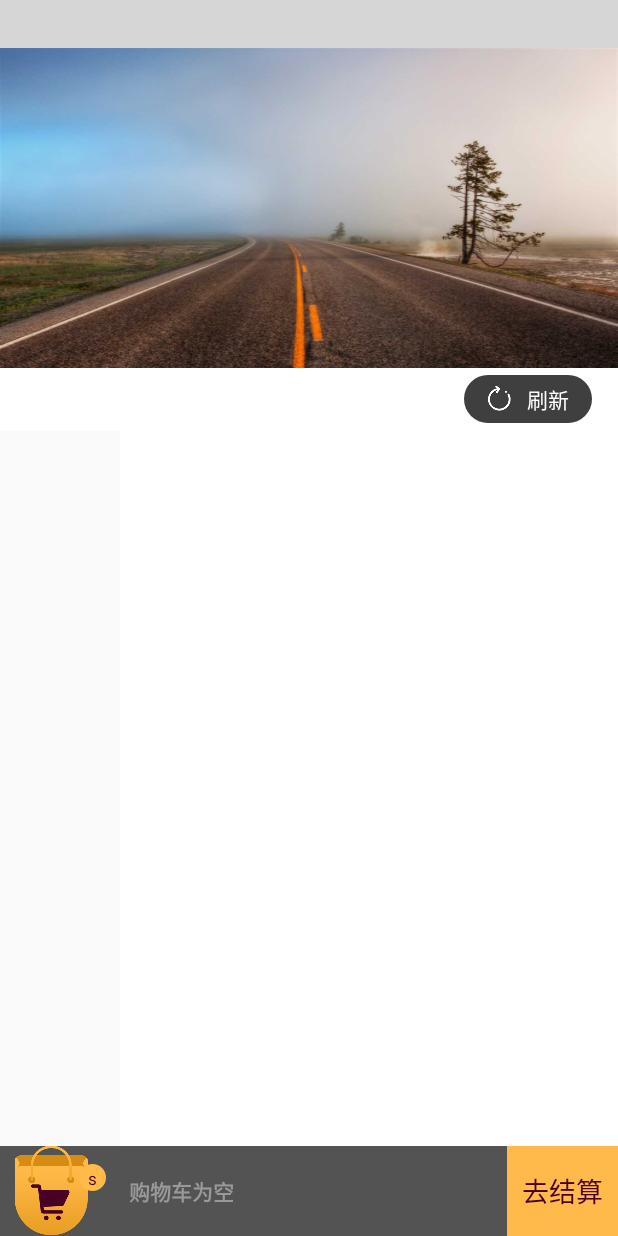
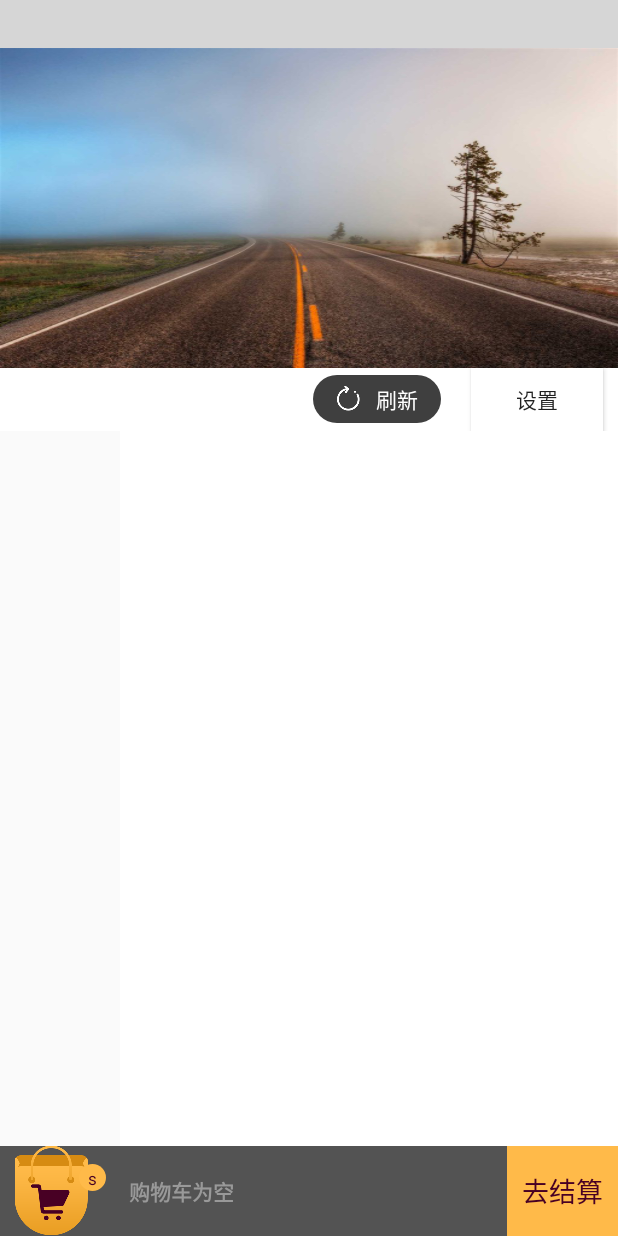
Before and after one commit to AndroidShopping/shoping, an Android app: the layout activity_main.xml on its own in the app's theme, with its tools: preview values and no code run, on a phone screen of 412 x 824 dp. Run offline under Robolectric (Android 15) with nearby library versions, the phone set to English and light mode, and no system bars; plain views replace CommonTitleBar, MultipleStatusView; grey boxes are pictures that could not be loaded.

Commit message:
设置页添加

```diff
--- a/app/src/main/java/com/shop/shopping/ui/MainActivity.java
+++ b/app/src/main/java/com/shop/shopping/ui/MainActivity.java
@@ -71,6 +71,8 @@ public class MainActivity extends BaseAcivity<PShopPresenter> implements BtInter
     TextView noShop;
     @BindView(R.id.go_cal)
     View goCal;
+    @BindView(R.id.setting)
+    View settingView;
     private ViewGroup anim_mask_layout;
     ShopPopupFragment myFragment;
 
@@ -478,6 +480,12 @@ public class MainActivity extends BaseAcivity<PShopPresenter> implements BtInter
                 refresh();
             }
         });
+        findViewById(R.id.setting).setOnClickListener(new View.OnClickListener() {
+            @Override
+            public void onClick(View v) {
+                SettingActivity.start(v.getContext());
+            }
+        });
     }
 
 
--- a/app/src/main/res/layout/activity_main.xml
+++ b/app/src/main/res/layout/activity_main.xml
@@ -21,18 +21,22 @@
         android:layout_height="wrap_content"
         android:background="@mipmap/background" />
 
-    <RelativeLayout
+    <LinearLayout
         android:layout_width="match_parent"
         android:layout_height="42dp"
-        android:background="#fff">
+        android:background="#fff"
+        android:orientation="horizontal">
+
+        <View
+            android:layout_width="0dp"
+            android:layout_height="0dp"
+            android:layout_weight="1" />
 
         <TextView
             android:id="@+id/refresh_view"
             android:layout_width="wrap_content"
             android:layout_height="wrap_content"
-            android:layout_alignParentRight="true"
-            android:layout_centerVertical="true"
-            android:layout_marginRight="17dp"
+            android:layout_marginRight="20dp"
             android:background="@drawable/refresh"
             android:drawableLeft="@drawable/refresh_icon"
             android:drawablePadding="10dp"
@@ -43,7 +47,15 @@
             android:text="@string/refresh"
             android:textColor="#fff" />
 
-    </RelativeLayout>
+        <Button
+            android:id="@+id/setting"
+            android:background="#fff"
+            android:layout_width="wrap_content"
+            android:layout_height="wrap_content"
+            android:layout_marginRight="10dp"
+            android:text="@string/setting" />
+
+    </LinearLayout>
 
     <FrameLayout
         android:id="@+id/container"
@@ -102,9 +114,9 @@
 
             <ImageView
                 android:id="@+id/image"
-                android:layout_marginRight="12dp"
                 android:layout_width="wrap_content"
                 android:layout_height="wrap_content"
+                android:layout_marginRight="12dp"
                 android:background="@drawable/shop_cart_select"
                 android:clickable="false"
 
--- a/app/src/main/res/values/strings.xml
+++ b/app/src/main/res/values/strings.xml
@@ -64,4 +64,5 @@
     <string name="shi_shou_jin_e">实收金额：</string>
     <string name="zhao_ling">找零：</string>
     <string name="xie_xie_again">谢谢惠顾，欢迎再次光临！</string>
+    <string name="setting">设置</string>
 </resources>
```
